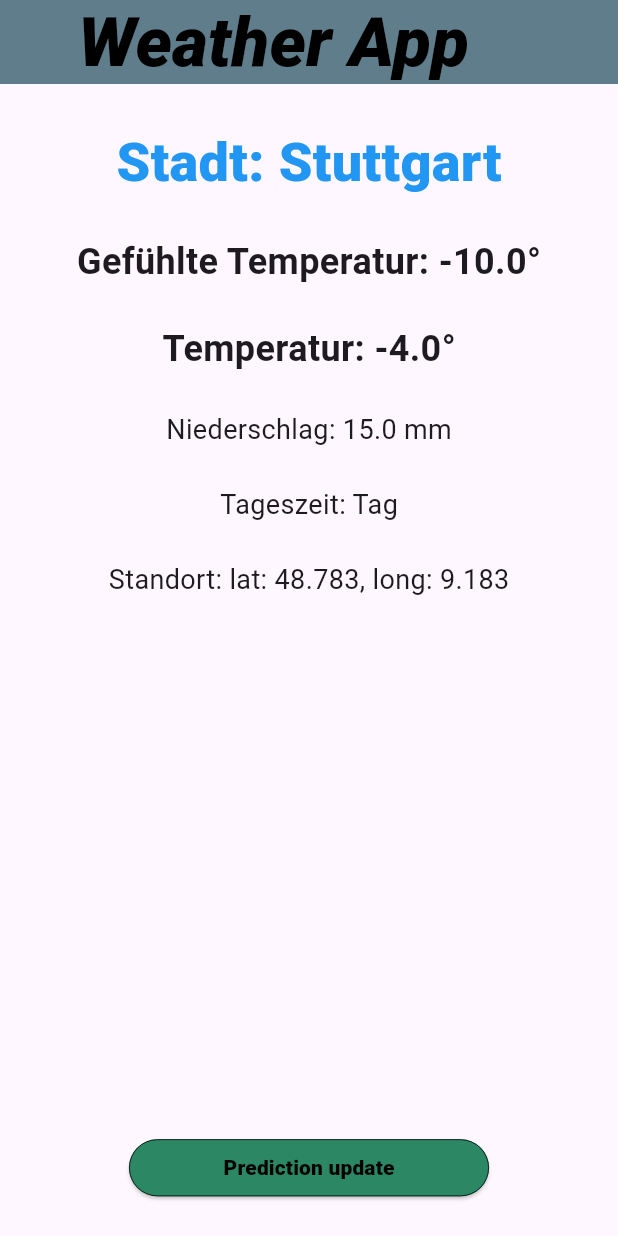
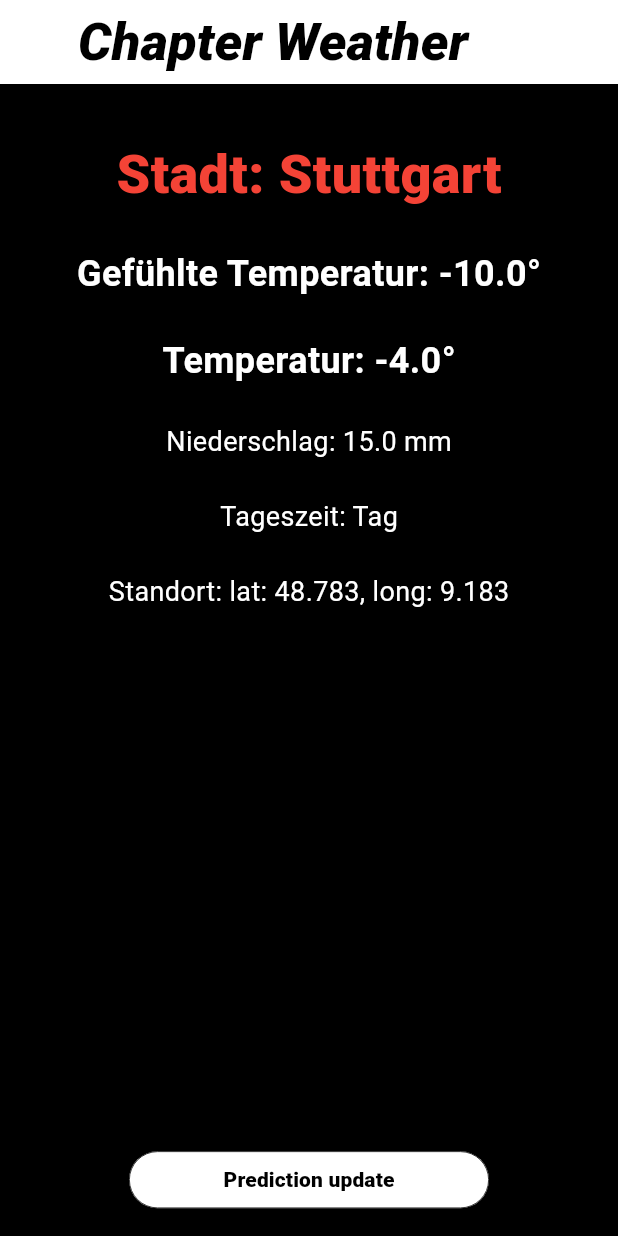
Before and after one commit to Evilhando/weather_app_async, a Flutter app: the screen it shows after launch, on a phone screen of 412 x 824 dp. Run offline on Flutter 3.47's test engine with Material 3 defaults, Android fonts, the phone set to English and light mode, and no system bars.

Commit message:
api_update

```diff
--- a/lib/main.dart
+++ b/lib/main.dart
@@ -61,18 +61,19 @@ class _WeatherScreenState extends State<WeatherScreen> {
   @override
   Widget build(BuildContext context) {
     return Scaffold(
+      backgroundColor: Colors.black,
       appBar: AppBar(
-        backgroundColor: Colors.blueGrey,
+        backgroundColor: Colors.white,
         title: const Row(
           children: [
             Padding(
               padding: EdgeInsets.all(36.0),
               child: Text(
-                'Weather App',
+                'Chapter Weather',
                 style: TextStyle(
                   fontWeight: FontWeight.w900,
                   fontStyle: FontStyle.italic,
-                  fontSize: 46,
+                  fontSize: 35,
                   color: Colors.black,
                 ),
               ),
@@ -86,12 +87,15 @@ class _WeatherScreenState extends State<WeatherScreen> {
           Center(
             child: Column(
               children: [
+                const SizedBox(
+                  height: 16,
+                ),
                 Text(
                   'Stadt: $city',
                   style: const TextStyle(
                     fontSize: 36,
                     fontWeight: FontWeight.w800,
-                    color: Colors.blue,
+                    color: Colors.red,
                   ),
                 ),
                 const SizedBox(
@@ -100,7 +104,10 @@ class _WeatherScreenState extends State<WeatherScreen> {
                 Text(
                   'Gefühlte Temperatur: $apparentTemperature°',
                   style: const TextStyle(
-                      fontSize: 24, fontWeight: FontWeight.w600),
+                    fontSize: 24,
+                    fontWeight: FontWeight.w600,
+                    color: Colors.white,
+                  ),
                 ),
                 const SizedBox(
                   height: 24,
@@ -108,7 +115,10 @@ class _WeatherScreenState extends State<WeatherScreen> {
                 Text(
                   'Temperatur: $temperature°',
                   style: const TextStyle(
-                      fontSize: 24, fontWeight: FontWeight.w600),
+                    fontSize: 24,
+                    fontWeight: FontWeight.w600,
+                    color: Colors.white,
+                  ),
                 ),
                 const SizedBox(
                   height: 24,
@@ -116,7 +126,10 @@ class _WeatherScreenState extends State<WeatherScreen> {
                 Text(
                   'Niederschlag: $precipitation mm',
                   style: const TextStyle(
-                      fontSize: 18, fontWeight: FontWeight.w400),
+                    fontSize: 18,
+                    fontWeight: FontWeight.w400,
+                    color: Colors.white,
+                  ),
                 ),
                 const SizedBox(
                   height: 24,
@@ -126,6 +139,7 @@ class _WeatherScreenState extends State<WeatherScreen> {
                   style: const TextStyle(
                     fontSize: 18,
                     fontWeight: FontWeight.w400,
+                    color: Colors.white,
                   ),
                 ),
                 const SizedBox(
@@ -136,6 +150,7 @@ class _WeatherScreenState extends State<WeatherScreen> {
                   style: const TextStyle(
                     fontSize: 18,
                     fontWeight: FontWeight.w400,
+                    color: Colors.white,
                   ),
                 ),
                 const SizedBox(
@@ -153,9 +168,9 @@ class _WeatherScreenState extends State<WeatherScreen> {
                         side: const BorderSide(color: Colors.black, width: 0.5),
                         backgroundColor: const Color.fromARGB(
                           255,
-                          43,
-                          135,
-                          100,
+                          255,
+                          255,
+                          255,
                         ),
                       ),
                       child: const Text(
```
